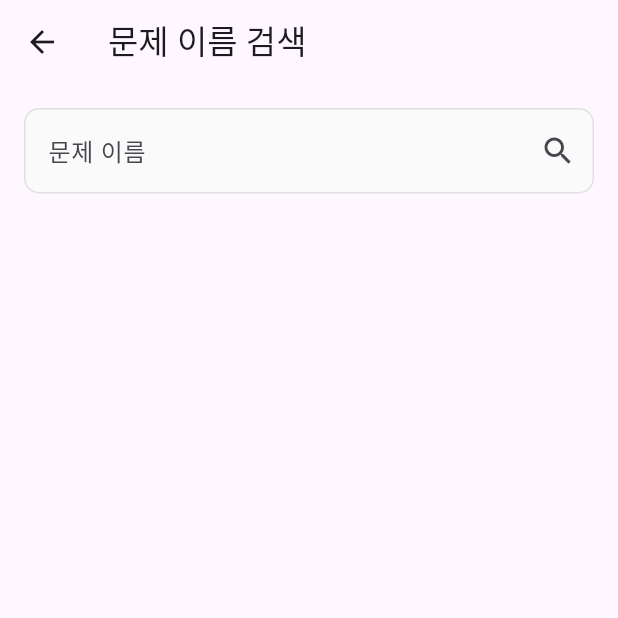
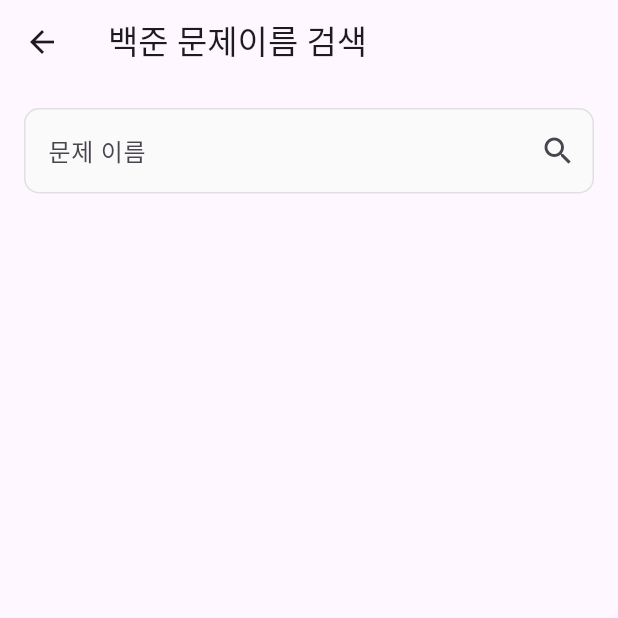
Before and after one commit to roypower6/Solved.ac-Viewer, a Flutter app: the ProblemNameSearchScreen screen opened directly, on a phone screen of 412 x 824 dp, the top half of it. Run offline on Flutter 3.47's test engine with Material 3 defaults, Android fonts, the phone set to English and light mode, and no system bars; our stand-ins replace eva_icons_flutter, fl_chart, shared_preferences, unicons; missing offline and left inert: restart_app; accounts and stored records are empty.

Commit message:
2024-11-17 update

```diff
--- a/lib/model/background_model.dart
+++ b/lib/model/background_model.dart
@@ -1,8 +1,14 @@
 class BackgroundModel {
   final String backgroundImageUrl;
   final dynamic fallbackbackgroundImageUrl;
+  final String displayName;
+  final String displayDescription;
+  final String conditions;
 
   BackgroundModel.fromJson(Map<String, dynamic> json)
       : backgroundImageUrl = json['backgroundImageUrl'],
-        fallbackbackgroundImageUrl = json['fallbackBackgroundImageUrl'];
+        fallbackbackgroundImageUrl = json['fallbackBackgroundImageUrl'],
+        displayName = json['displayName'],
+        displayDescription = json['displayDescription'],
+        conditions = json['conditions'];
 }
--- a/lib/screen/search_screen/problem_name_search_detail_screen.dart
+++ b/lib/screen/search_screen/problem_name_search_detail_screen.dart
@@ -25,6 +25,7 @@ class _ProblemNameSearchDetailScreenState
         child: Column(
           crossAxisAlignment: CrossAxisAlignment.start,
           children: [
+            const SizedBox(height: 15),
             TierWidget(tierNumber: widget.problem.level),
             const SizedBox(height: 24),
             Padding(
@@ -85,7 +86,7 @@ class _ProblemNameSearchDetailScreenState
                       );
                     }).toList(),
                   ),
-                  const SizedBox(height: 20),
+                  const SizedBox(height: 24),
                   buildProblemLinkButton(widget.problem.problemId),
                 ],
               ),
--- a/lib/screen/search_screen/problem_name_search_screen.dart
+++ b/lib/screen/search_screen/problem_name_search_screen.dart
@@ -44,7 +44,7 @@ class ProblemNameSearchScreenState extends State<ProblemNameSearchScreen> {
   Widget build(BuildContext context) {
     return Scaffold(
       appBar: AppBar(
-        title: const Text('문제 이름 검색'),
+        title: const Text('백준 문제이름 검색'),
       ),
       body: Column(
         children: [
--- a/lib/service/api_service.dart
+++ b/lib/service/api_service.dart
@@ -28,7 +28,10 @@ class SolvedacApi {
   static Future<BackgroundModel?> getbackgroundInfo(String backgroundId) async {
     final url = Uri.parse(
         "https://solved.ac/api/v3/background/show?backgroundId=$backgroundId");
-    final response = await http.get(url);
+    final response = await http.get(
+      url,
+      headers: {'x-solvedac-language': 'ko'},
+    );
 
     if (response.statusCode == 200) {
       final backgroundInfo = await jsonDecode(response.body);
```
Also changed, not shown: lib/screen/search_screen/problem_num_search_screen.dart (+8 -4 lines), lib/widget/top_protion.dart (+26 -2 lines).
